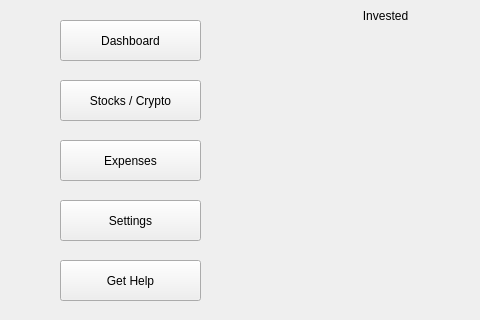
Before: the Qt Designer form src/view/ui/main_interface.ui in OmerElmaliach/CentiCore, drawn with Qt 5; both pictures show x 0 to 480 and y 90 to 410 of the 1280 by 720 pixel window.
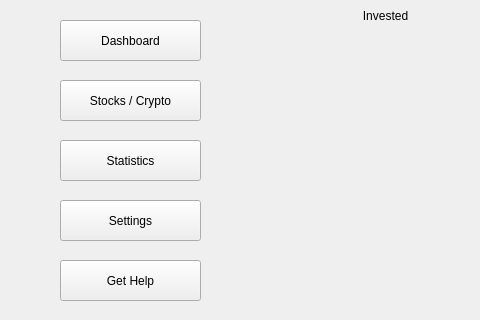
After: the same form once the commit is applied. Icons and pictures are not drawn.

The edit to the form file:
```diff
--- a/src/view/ui/main_interface.ui
+++ b/src/view/ui/main_interface.ui
@@ -92,7 +92,7 @@
       </rect>
      </property>
      <property name="text">
-      <string>Expenses</string>
+      <string>Statistics</string>
      </property>
     </widget>
     <widget class="QPushButton" name="settings_btn">
```
Left out of the diff: 2 changed lines with no effect on the pictures.
